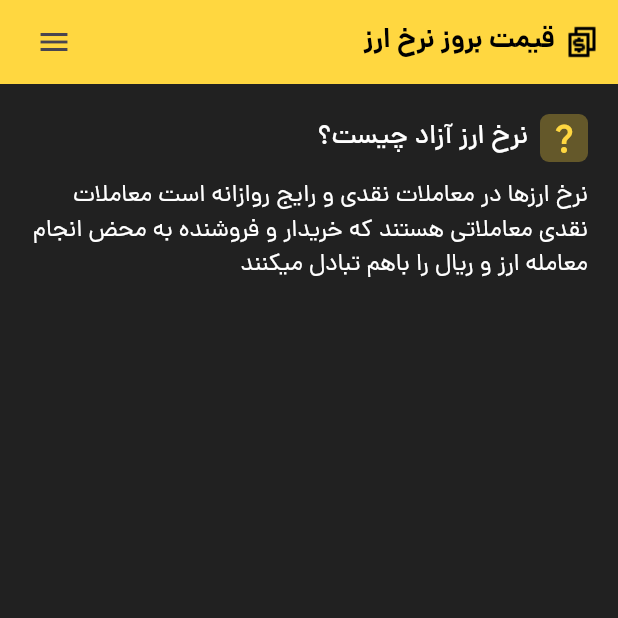
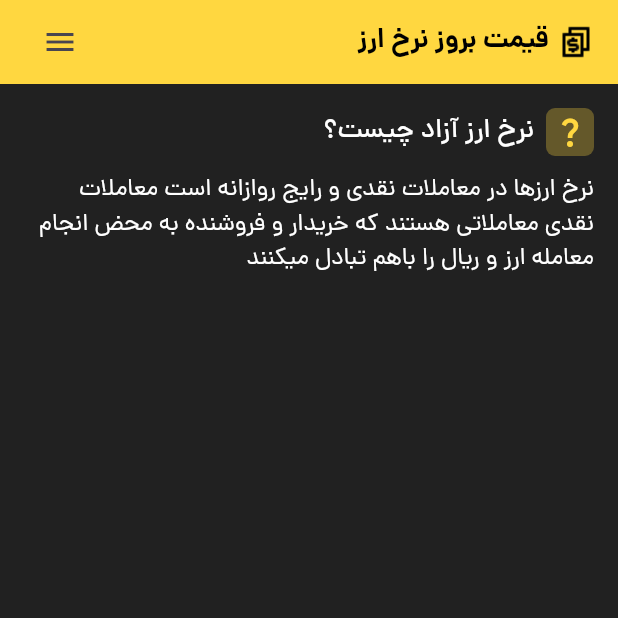
Before and after one commit to ardavan8102/Arzin, a Flutter app: the screen it shows after launch, on a phone screen of 412 x 824 dp, the top half of it. Run offline on Flutter 3.47's test engine with Material 3 defaults, Android fonts, the phone set to English and light mode, and no system bars.

```diff
--- a/lib/Ui/home.dart
+++ b/lib/Ui/home.dart
@@ -10,17 +10,11 @@ class HomePage extends StatelessWidget {
       appBar: AppBar(
         backgroundColor: Colors.amberAccent,
         actions: [
-          const SizedBox(width: 12), // Space from Left
+          const SizedBox(width: 16), // Space from Left
 
-          Expanded(
-            child: Align(
-              alignment: AlignmentGeometry.centerLeft,
-              child: IconButton(
-                onPressed: () {},
-                icon: Icon(Icons.menu),
-              ),
-            ),
-          ),
+          Image.asset('assets/img/icon-appbar.png'),
+
+          const SizedBox(width: 6),
 
           Align(
             alignment: AlignmentGeometry.centerRight,
@@ -34,31 +28,26 @@ class HomePage extends StatelessWidget {
             ),
           ),
 
-          const SizedBox(width: 6),
+          Expanded(
+            child: Align(
+              alignment: AlignmentGeometry.centerLeft,
+              child: IconButton(
+                onPressed: () {},
+                icon: Icon(Icons.menu),
+              ),
+            ),
+          ),
 
-          Image.asset('assets/img/icon-appbar.png'),
-
-          const SizedBox(width: 12), // Space from Right
+          const SizedBox(width: 16), // Space from Right
         ],
       ),
       body: Padding(
-        padding: const EdgeInsets.all(20.0),
+        padding: const EdgeInsets.all(16.0),
         child: Column(
           children: [
             Row(
-              mainAxisAlignment: MainAxisAlignment.end,
+              mainAxisAlignment: MainAxisAlignment.start,
               children: [
-
-                Text(
-                  'نرخ ارز آزاد چیست؟',
-                  style: TextStyle(
-                    color: Colors.white,
-                    fontSize: 18,
-                    fontWeight: FontWeight.w500,
-                  ),
-                ),
-
-                SizedBox(width: 8),
 
                 Container(
                   padding: EdgeInsets.all(4),
@@ -69,6 +58,17 @@ class HomePage extends StatelessWidget {
                   child: Icon(
                     Icons.question_mark,
                     color: Colors.amberAccent,
+                  ),
+                ),
+
+                SizedBox(width: 8),
+
+                Text(
+                  'نرخ ارز آزاد چیست؟',
+                  style: TextStyle(
+                    color: Colors.white,
+                    fontSize: 18,
+                    fontWeight: FontWeight.w500,
                   ),
                 ),
               ],
--- a/lib/main.dart
+++ b/lib/main.dart
@@ -1,5 +1,6 @@
 import 'package:arzin/Ui/home.dart';
 import 'package:flutter/material.dart';
+import 'package:flutter_localizations/flutter_localizations.dart';
 
 void main() {
   runApp(const MyApp());
@@ -12,6 +13,14 @@ class MyApp extends StatelessWidget {
   Widget build(BuildContext context) {
     return MaterialApp(
       title: 'Arzin',
+      localizationsDelegates: const [
+        GlobalMaterialLocalizations.delegate,
+        GlobalWidgetsLocalizations.delegate,
+        GlobalCupertinoLocalizations.delegate,
+      ],
+      supportedLocales: [
+        const Locale('fa', 'IR'), // Persian
+      ],
       debugShowCheckedModeBanner: false,
       theme: ThemeData(
         fontFamily: 'Dana',
--- a/pubspec.yaml
+++ b/pubspec.yaml
@@ -11,6 +11,9 @@ environment:
 dependencies:
   flutter:
     sdk: flutter
+  flutter_localizations:
+    sdk: flutter
+  intl: any
 
   cupertino_icons: ^1.0.8
 
```
Also changed, not shown: pubspec.lock.
